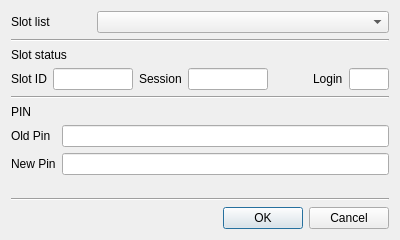
Before: the Qt Designer form CryptokiMan/set_pin_dlg.ui in jykim74/CryptokiMan, drawn with Qt 5.
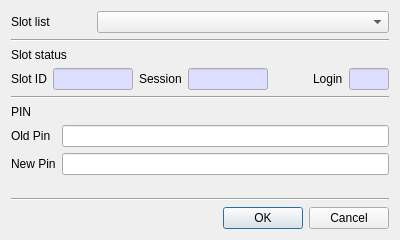
After: the same form once the commit is applied.

Commit message: Read Only 입력창 색지정

What changed in the file:
```diff
--- a/CryptokiMan/set_pin_dlg.ui
+++ b/CryptokiMan/set_pin_dlg.ui
@@ -77,6 +77,46 @@
          <height>16777215</height>
         </size>
        </property>
+       <property name="palette">
+        <palette>
+         <active>
+          <colorrole role="Base">
+           <brush brushstyle="SolidPattern">
+            <color alpha="255">
+             <red>221</red>
+             <green>221</green>
+             <blue>255</blue>
+            </color>
+           </brush>
+          </colorrole>
+         </active>
+         <inactive>
+          <colorrole role="Base">
+           <brush brushstyle="SolidPattern">
+            <color alpha="255">
+             <red>221</red>
+             <green>221</green>
+             <blue>255</blue>
+            </color>
+           </brush>
+          </colorrole>
+         </inactive>
+         <disabled>
+          <colorrole role="Base">
+           <brush brushstyle="SolidPattern">
+            <color alpha="255">
+             <red>240</red>
+             <green>240</green>
+             <blue>240</blue>
+            </color>
+           </brush>
+          </colorrole>
+         </disabled>
+        </palette>
+       </property>
+       <property name="readOnly">
+        <bool>true</bool>
+       </property>
       </widget>
      </item>
      <item row="0" column="1">
@@ -93,6 +133,46 @@
          <height>16777215</height>
         </size>
        </property>
+       <property name="palette">
+        <palette>
+         <active>
+          <colorrole role="Base">
+           <brush brushstyle="SolidPattern">
+            <color alpha="255">
+             <red>221</red>
+             <green>221</green>
+             <blue>255</blue>
+            </color>
+           </brush>
+          </colorrole>
+         </active>
+         <inactive>
+          <colorrole role="Base">
+           <brush brushstyle="SolidPattern">
+            <color alpha="255">
+             <red>221</red>
+             <green>221</green>
+             <blue>255</blue>
+            </color>
+           </brush>
+          </colorrole>
+         </inactive>
+         <disabled>
+          <colorrole role="Base">
+           <brush brushstyle="SolidPattern">
+            <color alpha="255">
+             <red>240</red>
+             <green>240</green>
+             <blue>240</blue>
+            </color>
+           </brush>
+          </colorrole>
+         </disabled>
+        </palette>
+       </property>
+       <property name="readOnly">
+        <bool>true</bool>
+       </property>
       </widget>
      </item>
      <item row="0" column="6">
@@ -103,6 +183,46 @@
          <height>16777215</height>
         </size>
        </property>
+       <property name="palette">
+        <palette>
+         <active>
+          <colorrole role="Base">
+           <brush brushstyle="SolidPattern">
+            <color alpha="255">
+             <red>221</red>
+             <green>221</green>
+             <blue>255</blue>
+            </color>
+           </brush>
+          </colorrole>
+         </active>
+         <inactive>
+          <colorrole role="Base">
+           <brush brushstyle="SolidPattern">
+            <color alpha="255">
+             <red>221</red>
+             <green>221</green>
+             <blue>255</blue>
+            </color>
+           </brush>
+          </colorrole>
+         </inactive>
+         <disabled>
+          <colorrole role="Base">
+           <brush brushstyle="SolidPattern">
+            <color alpha="255">
+             <red>240</red>
+             <green>240</green>
+             <blue>240</blue>
+            </color>
+           </brush>
+          </colorrole>
+         </disabled>
+        </palette>
+       </property>
+       <property name="readOnly">
+        <bool>true</bool>
+       </property>
       </widget>
      </item>
      <item row="0" column="0">
```
The commit also changes 22 other files.
